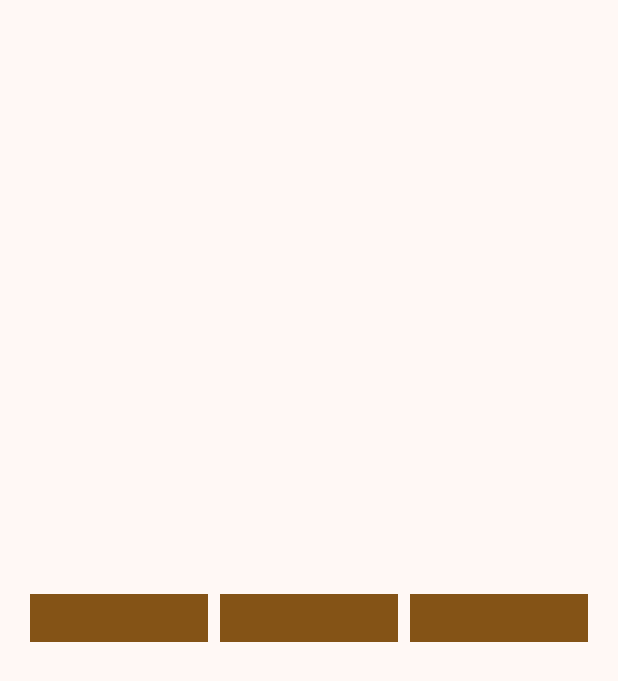
After one commit to zenmobiledev/Kophi, an Android app: the layout item_coffee_category_shimmer.xml on its own in the app's theme, with its tools: preview values and no code run, on a phone screen of 412 x 824 dp. The commit adds this screen. Shown: the top 681 px of the screen. Run offline under Robolectric (Android 15) with nearby library versions, the phone set to English and light mode, and no system bars.

Commit message:
Add shimmer effect for loading state in CoffeeFragment; refactor tab layout and improve UI responsiveness

```diff
--- /dev/null
+++ b/app/src/main/res/layout/item_coffee_category_shimmer.xml
@@ -0,0 +1,30 @@
+<?xml version="1.0" encoding="utf-8"?>
+<LinearLayout xmlns:android="http://schemas.android.com/apk/res/android"
+    android:layout_width="match_parent"
+    android:layout_height="wrap_content"
+    android:layout_gravity="center"
+    android:layout_marginHorizontal="16dp"
+    android:orientation="horizontal">
+
+    <View
+        android:layout_width="0dp"
+        android:layout_height="32dp"
+        android:layout_margin="4dp"
+        android:layout_weight="1"
+        android:background="@color/md_theme_tertiary" />
+
+    <View
+        android:layout_width="0dp"
+        android:layout_height="32dp"
+        android:layout_margin="4dp"
+        android:layout_weight="1"
+        android:background="@color/md_theme_tertiary" />
+
+    <View
+        android:layout_width="0dp"
+        android:layout_height="32dp"
+        android:layout_margin="4dp"
+        android:layout_weight="1"
+        android:background="@color/md_theme_tertiary" />
+
+</LinearLayout>
```
Also changed, not shown: app/src/main/java/com/mobbelldev/kophi/presentation/ui/coffee/CoffeeFragment.kt (+6 -8 lines), app/src/main/res/layout/fragment_coffee.xml (+27 -6 lines).
